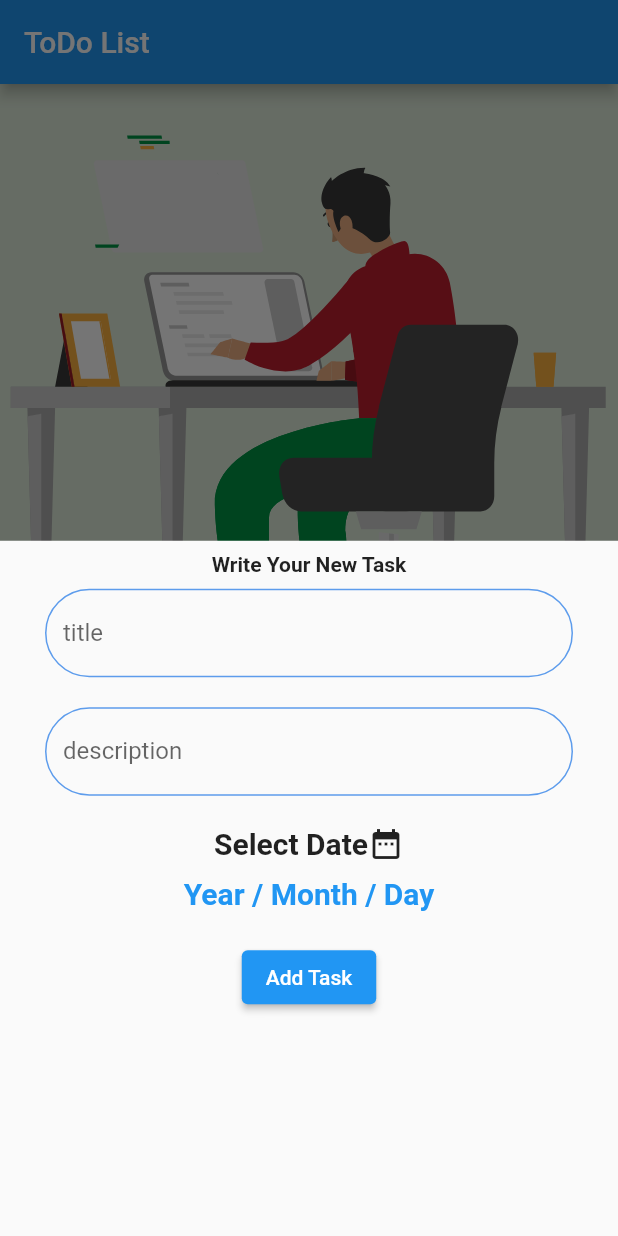
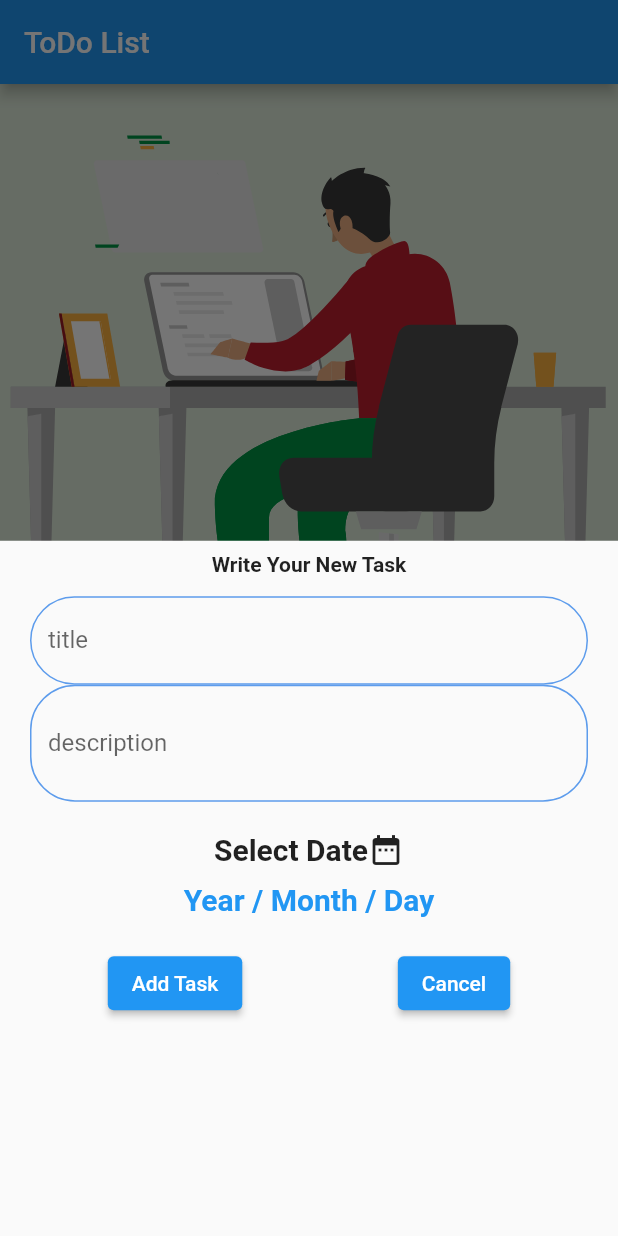
Before and after one commit to Moamen-Ashour/TODO_application, a Flutter app: the screen it shows after launch, item 2 of the bottom bar chosen, on a phone screen of 412 x 824 dp. Run offline on Flutter 3.47's test engine with Material 2 defaults, Android fonts, the phone set to English and light mode, and no system bars; drawn by our look-alikes of curved_navigation_bar, lottie; our stand-ins replace animated_splash_screen, cloud_firestore, date_picker_timeline, firebase_core, flutter_slidable, get and 2 more; accounts and stored records are empty.

Commit message:
- Add Update Tab - Add New Workds in translate file - Add update function to Firebase Firestore - Add Slidable widget - Add replacement function from icon to text

```diff
--- a/lib/layout/home_screen.dart
+++ b/lib/layout/home_screen.dart
@@ -2,6 +2,7 @@ import 'package:coach_nearest/models/list_settings_provider.dart';
 import 'package:coach_nearest/modules/New_Task/add_new_task.dart';
 import 'package:coach_nearest/modules/settings/setting.dart';
 import 'package:coach_nearest/modules/task_list/taskList.dart';
+import 'package:coach_nearest/modules/update_screen/update_data_model.dart';
 import 'package:coach_nearest/shared/styles/ThemeOfData.dart';
 import 'package:curved_navigation_bar/curved_navigation_bar.dart';
 import 'package:flutter/material.dart';
@@ -21,7 +22,7 @@ class HomeScreen extends StatefulWidget {
 class _HomeScreenState extends State<HomeScreen> {
   final navigationKey = GlobalKey<CurvedNavigationBarState>();
 
-  int index = 2;
+  int index = 3;
 
   int CurrentIndex = 0;
 
@@ -29,7 +30,8 @@ class _HomeScreenState extends State<HomeScreen> {
     Task_List_Tab(),
     task_added_screen(),
     Setting_Tab(),
-    Setting_Tab()
+    Setting_Tab(),
+    Task_List_Tab(),
   ];
 
   bool itsDark = false;
@@ -50,19 +52,19 @@ class _HomeScreenState extends State<HomeScreen> {
             itsDark = false;
             var snackBar = SnackBar(
               backgroundColor: GREEN_BACKGROUND,
-    content: Text('One Click To Dark Mode!'.tr,style: TextStyle(color: Colors.black),),
+              content: Text('One Click To Dark Mode!'.tr,
+                style: TextStyle(color: Colors.black),),
             );
             ScaffoldMessenger.of(context).showSnackBar(snackBar);
-
           },
           onTap: () {
             Get.changeTheme(darkTheme());
             itsDark = true;
             var snackBar = SnackBar(
               backgroundColor: GREEN_BACKGROUND,
-              content: Text('Double Click To Light Mode!'.tr,style: TextStyle(color: Colors.amber),),);
+              content: Text('Double Click To Light Mode!'.tr,
+                style: TextStyle(color: Colors.amber),),);
             ScaffoldMessenger.of(context).showSnackBar(snackBar);
-
           },
           child: itsDark == true
               ? Icon(Icons.dark_mode_outlined, size: 30)
@@ -106,10 +108,11 @@ class _HomeScreenState extends State<HomeScreen> {
     // Get.changeTheme(darkTheme());
     this.index =3;
     }
-                }),
+    }
+
+  ),
   ),
   ),
   ]),
   );
-  }
-}
+}}
--- a/lib/main.dart
+++ b/lib/main.dart
@@ -1,3 +1,4 @@
+import 'package:cloud_firestore/cloud_firestore.dart';
 import 'package:coach_nearest/models/list_settings_provider.dart';
 import 'package:coach_nearest/modules/settings/setting.dart';
 import 'package:coach_nearest/modules/splash_screen/splash_screen_animated.dart';
@@ -20,6 +21,10 @@ import 'package:firebase_core/firebase_core.dart';
 void main() async {
   WidgetsFlutterBinding.ensureInitialized();
   await Firebase.initializeApp();
+
+  // to make a DB locale
+  // await FirebaseFirestore.instance.disableNetwork();
+
   runApp(
       MultiProvider(
         providers: [
@@ -46,7 +51,7 @@ class MyApp extends StatelessWidget {
       ],
       locale: Get.deviceLocale,
       translations: AppTranslations(),
-      initialRoute: HomeScreen.routeName,
+      initialRoute: Splash_Screen.routeName,
       routes: {
         HomeScreen.routeName: (_) => HomeScreen(),
         Splash_Screen.routeName: (_) => Splash_Screen(),
--- a/lib/models/Translate_Application/applivatio_translation.dart
+++ b/lib/models/Translate_Application/applivatio_translation.dart
@@ -25,6 +25,7 @@ class AppTranslations extends Translations{
       'One Click To Dark Mode!' : 'One Click To Dark Mode!',
       "langCalender":"en",
       "Year": "Year",
+      "Are you sure to add this task?":"Are you sure to add this task?",
       "Month": "Month",
       "Day": "Day",
       "Please write title task":"Please write title task",
@@ -32,7 +33,13 @@ class AppTranslations extends Translations{
       "title" : "title",
       "description" : "description",
       "Write Your New Task":"Write Your New Task",
+  "Error Please Try Again Later": "Error Please Try Again Later",
       "Add Task":"Add Task",
+      "Yes":"Yes",
+      "Done!":"Done!",
+      "Update":"Update",
+      "Delete":"Delete",
+      "No Data":"No Data",
       "Working On It":"Working On It"
     },
 
@@ -55,9 +62,20 @@ class AppTranslations extends Translations{
       "Another" : "اضف لغة جديدة",
       "Select language":"اختار لغتك",
       "Close" : "قفل",
+      "Done!":"ُنفذت!",
+      "Update Task":"تحديث المهمه",
+      "New Description":"الوصف الجديد للمهمه",
+      "New Title":"المسمى الجديد للمهمه",
+      "Cancel":"إلغاء",
+      "Yes":"نعم",
+      "Are you sure to add this task?":"هل متأكد من إضافة هذه المهمه؟",
       "Year": "السنة",
       "Month": "الشهر",
       "Day": "اليوم",
+  "Error Please Try Again Later":"يوجد خطأ برجاء المحاولة مجددا",
+      "Update":"تعديل",
+      "Delete":"مسح",
+      "No Data":"هذا اليوم بدون مهام",
       "Please write title task":"من فضلك ادخل اسم للمهمه",
       "Please write description task":"من فضلك ادخل وصف للمهمه",
       "title" : "اسم المهمه",
--- a/lib/modules/New_Task/add_new_task.dart
+++ b/lib/modules/New_Task/add_new_task.dart
@@ -44,7 +44,7 @@ class _add_new_taskState extends State<add_new_task> {
 
 
     return Container(
-      margin: EdgeInsets.symmetric(horizontal: 30),
+      margin: EdgeInsets.symmetric(horizontal: 20),
       child: Column(
         children: [
           Padding(
@@ -54,6 +54,7 @@ class _add_new_taskState extends State<add_new_task> {
               style: TextStyle(fontWeight: FontWeight.bold),
             ),
           ),
+          SizedBox(height: 5),
           Form(
               key: FormKey,
               child: Expanded(
@@ -84,12 +85,10 @@ class _add_new_taskState extends State<add_new_task> {
                                 borderRadius: BorderRadius.circular(30))),
                       ),
                     ),
-                    SizedBox(
-                      height: 20,
-                    ),
                     Expanded(
                       child: TextFormField(
                         // autofocus: true,
+                        maxLines: 2,
                         focusNode: descriptionInput,
                         controller: descriptionController,
                         validator: (text) {
@@ -151,6 +150,9 @@ class _add_new_taskState extends State<add_new_task> {
                     SizedBox(
                       height: 20,
                     ),
+                    Row(
+                      mainAxisAlignment: MainAxisAlignment.spaceAround,
+                      children: [
                         ElevatedButton(
                             onPressed: () {
                               if (FormKey.currentState!.validate()) {
@@ -158,22 +160,22 @@ class _add_new_taskState extends State<add_new_task> {
                                 Data_Model(title: titleController.text,
                                     description: descriptionController.text,
                                     date:DateUtils.dateOnly(selectedDate).microsecondsSinceEpoch);
-                            ShowMessage(context,"Are you sure to add this task?","Yes",(){
-                              addTaskToFirebaseFirestore(DM).then((value){
+                                ShowMessage(context,"Are you sure to add this task?".tr,"Yes".tr,(){
+                                  addTaskToFirebaseFirestore(DM);
                                   hideLoding(context);
-                                ShowMessage(context,
-                                    "Task add", "Ok", () {
                                   Navigator.pop(context);
-                                      Navigator.pop(context);
-                                    });
-                              }).catchError((onError){
-                                 print("Error");
-                              });
                                 });
 
                               }
                             },
-                        child: Text("Add Task".tr))
+                            child: Text("Add Task".tr)),
+                        ElevatedButton(
+                            onPressed: () {
+                              Navigator.pop(context);
+                            },
+                            child: Text("Cancel".tr))
+                      ],
+                    ),
                   ],
                 ),
               ))
--- a/lib/modules/splash_screen/splash_screen_animated.dart
+++ b/lib/modules/splash_screen/splash_screen_animated.dart
@@ -25,7 +25,7 @@ class Splash_Screen extends StatelessWidget {
               splash: Column(
                 children: [
                   Expanded(child: Image.asset("assets/images/img/logo.png")),
-                  Expanded(child: LottieBuilder.asset("assets/images/img/splashscreen/your_time.json")),
+                  Expanded(child: LottieBuilder.asset("assets/images/img/splashscreen/todo.json")),
                 ],
               ),
               nextScreen: HomeScreen(),
--- a/lib/modules/task_list/taskList.dart
+++ b/lib/modules/task_list/taskList.dart
@@ -69,7 +69,7 @@ class Task_List_Tab extends StatelessWidget {
                     return Center(child: CircularProgressIndicator());
                   }
                   if (snapshot.hasError) {
-                    return Center(child: Text("Error Please Try Again Later"));
+                    return Center(child: Text("Error Please Try Again Later".tr));
                   }
 
 
@@ -78,7 +78,7 @@ class Task_List_Tab extends StatelessWidget {
                   if (dataModel.isEmpty) {
                      return Padding(
                        padding: const EdgeInsets.only(top:58.0),
-                       child: Text("No Data",style: TextStyle(fontSize: 30,fontWeight: FontWeight.bold,color: Colors.lightBlue),),
+                       child: Text("No Data".tr,style: TextStyle(fontSize: 30,fontWeight: FontWeight.bold,color: Colors.lightBlue),),
                      );
                   }
 
--- a/pubspec.yaml
+++ b/pubspec.yaml
@@ -48,6 +48,8 @@ dependencies:
   firebase_core: ^2.4.0
   cloud_firestore: ^4.2.0
   flutter_slidable: ^2.0.0
+  show_update_dialog: ^1.0.10
+  adaptive_dialog: ^1.8.0+1
 
 dev_dependencies:
   flutter_test:
```
Also changed, not shown: lib/modules/task_list/task_item.dart (+167 -29 lines), lib/shared/networks/local/firebase_utils.dart (+7 -0 lines), lib/modules/update_screen/update_data_model.dart (added), pubspec.lock. Lines whose indentation alone changed are shown as unchanged.
